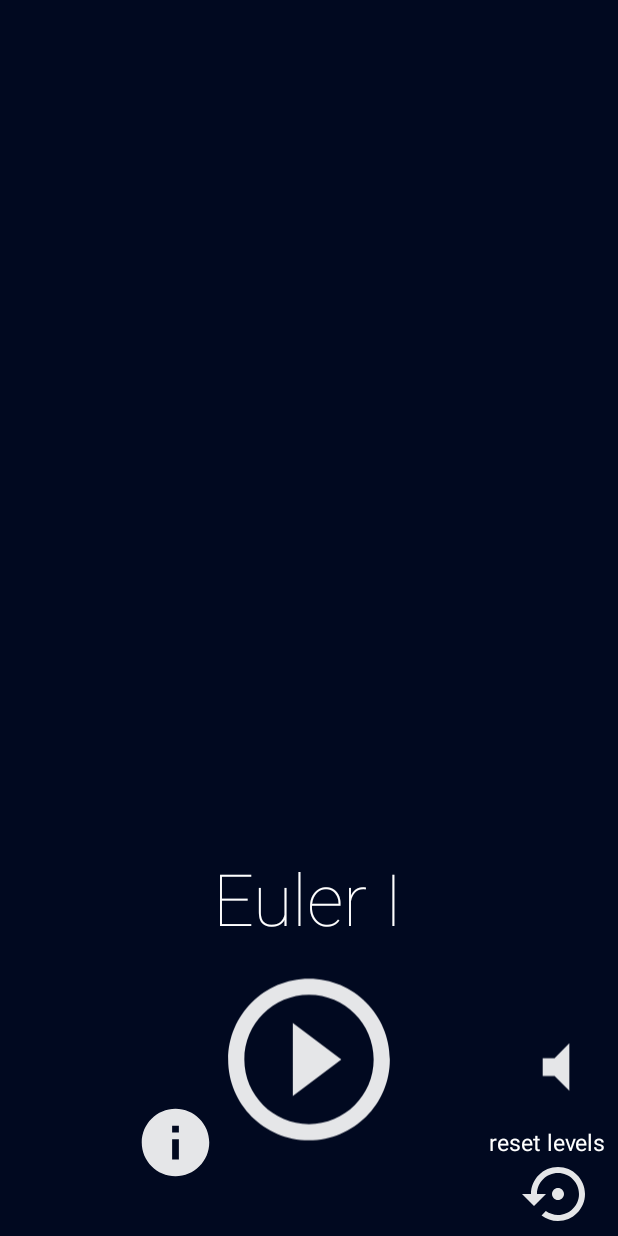
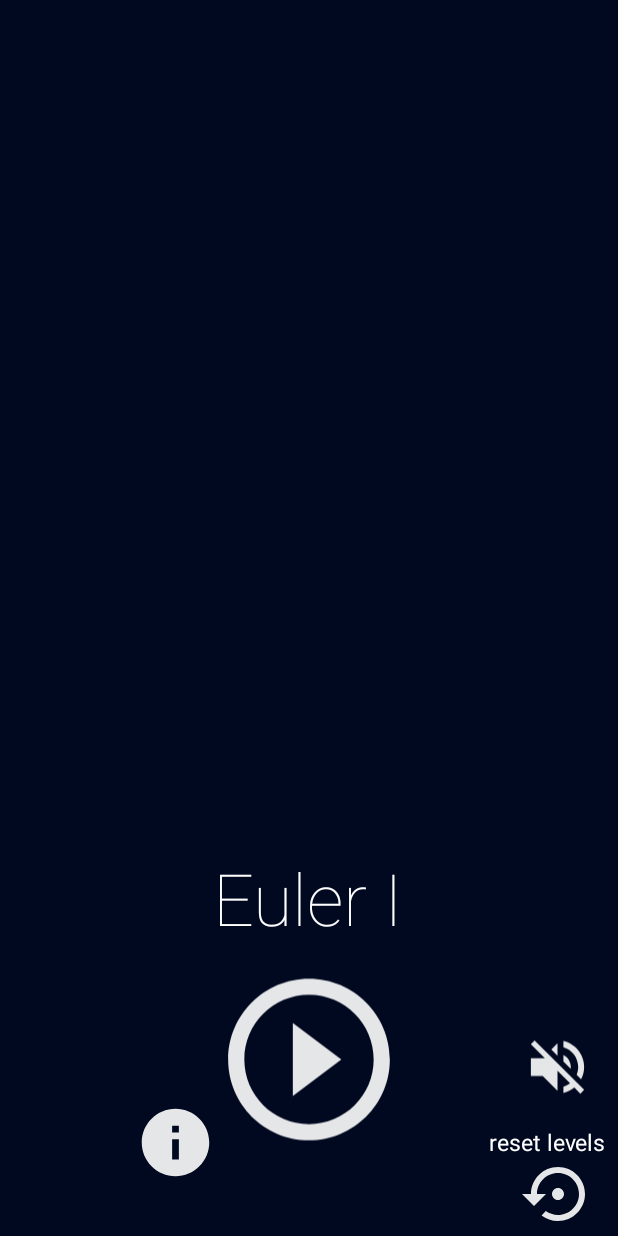
Before and after one commit to jcrucesdeveloper/Euler-1, an Android app: the screen it shows after launch (MainActivity), after a tap on an icon or button, on a phone screen of 412 x 824 dp. Run offline under Robolectric (Android 15) with nearby library versions, the phone set to English and light mode, and no system bars; libraries missing offline, so code that uses them is left out: com.facebook.ads; 1 statement that could not run was skipped; 2 other taps on this screen came first.

Commit message:
fix(audio bug): Audio button bug Fixed

```diff
--- a/app/src/main/java/com/jorgecruces/euler1/activities/MainActivity.java
+++ b/app/src/main/java/com/jorgecruces/euler1/activities/MainActivity.java
@@ -47,8 +47,10 @@ public class MainActivity extends AppCompatActivity
         imageViewInfoButton = (ImageView) findViewById(R.id.buttonInfoActivity);
         imageViewPlayButton = (ImageView) findViewById(R.id.buttonPlay);
         imageViewEulerPrincipal = (ImageView) findViewById(R.id.imageViewEuler);
+        imageViewVolumeButton = (ImageView) findViewById(R.id.volumeButton);
 
         soundOn = true;
+        imageViewVolumeButton.setOnClickListener(view -> {onClickVolumeButton();});
 
 
         // At the start we fade and select a quote
@@ -153,7 +155,7 @@ public class MainActivity extends AppCompatActivity
     /**
      * Enable or disable sound and change the image of the VolumeButton
      */
-    public void onClickVolumeButton(View view)
+    public void onClickVolumeButton()
     {
         // Enable sound or disable
         MediaPlayerReproducer.getInstance().changeAudioReproducing();
--- a/app/src/main/res/layout/activity_main.xml
+++ b/app/src/main/res/layout/activity_main.xml
@@ -116,7 +116,6 @@
         android:layout_marginTop="127dp"
         android:layout_marginEnd="17dp"
         android:layout_marginBottom="13dp"
-        android:onClick="onClickVolumeButton"
         app:layout_constraintBottom_toTopOf="@+id/textViewResetLevel"
         app:layout_constraintEnd_toEndOf="parent"
         app:layout_constraintStart_toEndOf="@+id/buttonPlay"
```
